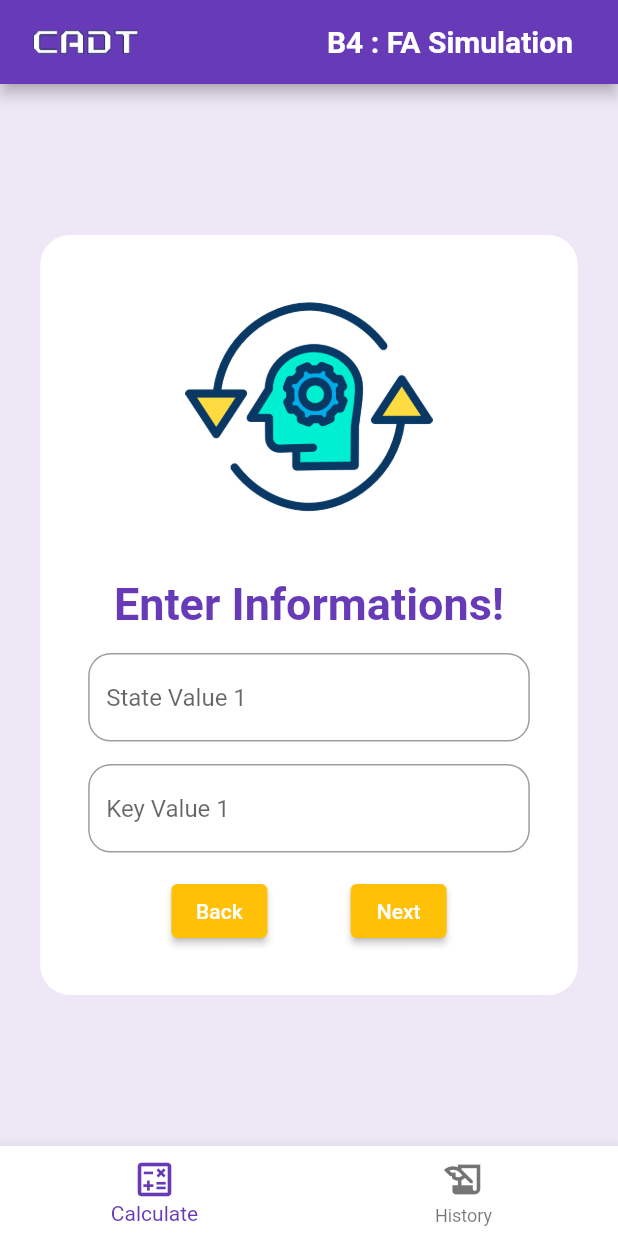
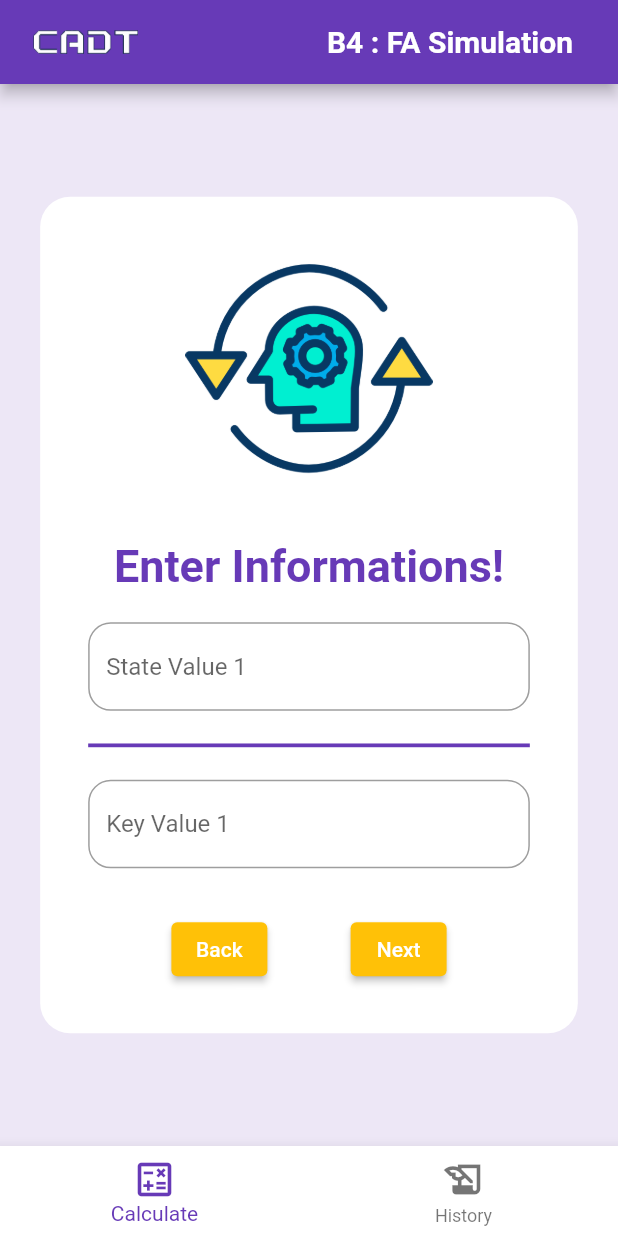
Before and after one commit to Sanmon17/B4Automata, a Flutter app: the screen it shows after launch, after a tap on "Next", on a phone screen of 412 x 824 dp. Run offline on Flutter 3.47's test engine with Material 2 defaults, Android fonts, the phone set to English and light mode, and no system bars; our stand-ins replace device_preview.

Commit message:
ui improve

```diff
--- a/lib/homepage.dart
+++ b/lib/homepage.dart
@@ -8,8 +8,9 @@ class Homepage extends StatefulWidget {
 }
 
 class _HomepageState extends State<Homepage> {
-  int button1 = 0, bottomButton = 0, currentStep = 1;
+  int bottomButton = 0, currentStep = 1;
   int? stateAmount = 1, keyAmount = 1;
+  late String initialState, finalState, currentState;
 
   @override
   Widget build(BuildContext context) {
@@ -30,7 +31,9 @@ class _HomepageState extends State<Homepage> {
         child: const Text('Next'),
       );
     } else {
-      buttonRow = Row(
+      buttonRow = Padding(
+        padding: const EdgeInsets.only(top: 15),
+        child: Row(
           mainAxisAlignment: MainAxisAlignment.spaceEvenly,
           children: [
             Visibility(
@@ -63,12 +66,12 @@ class _HomepageState extends State<Homepage> {
               child: const Text('Next'),
             ),
           ],
+        ),
       );
     }
 
     List<Widget> renderStep1() {
       return [
-        const SizedBox(height: 20),
         const Text('Choose amount of State:'),
         DropdownButton<int>(
           value: stateAmount,
@@ -116,7 +119,8 @@ class _HomepageState extends State<Homepage> {
               value: value,
               child: Text(value.toString()),
             );
-            }).toList()),
+          }).toList(),
+        ),
       ];
     }
 
@@ -124,7 +128,6 @@ class _HomepageState extends State<Homepage> {
     List<Widget> stateFieldList = List.generate(
       stateAmount!,
       (index) => [
-        const SizedBox(height: 15),
         TextField(
           decoration: InputDecoration(
             hintText: 'State Value ${index + 1}',
@@ -144,6 +147,7 @@ class _HomepageState extends State<Homepage> {
             });
           },
         ),
+        const SizedBox(height: 15),
       ],
     ).expand((widgets) => widgets).toList();
 
@@ -179,7 +183,13 @@ class _HomepageState extends State<Homepage> {
           children: stateFieldList,
         ),
         Column(
-          children: keyFieldList,
+          children: [
+            const Divider(
+              color: Colors.deepPurple,
+              thickness: 2.5,
+            ),
+            ...keyFieldList
+          ],
         ),
       ];
     }
@@ -256,6 +266,7 @@ class _HomepageState extends State<Homepage> {
                           color: Colors.deepPurple,
                         ),
                       ),
+                      const SizedBox(height: 20),
                       Column(
                         crossAxisAlignment: CrossAxisAlignment.start,
                         children: [
```
Lines whose indentation alone changed are shown as unchanged.
